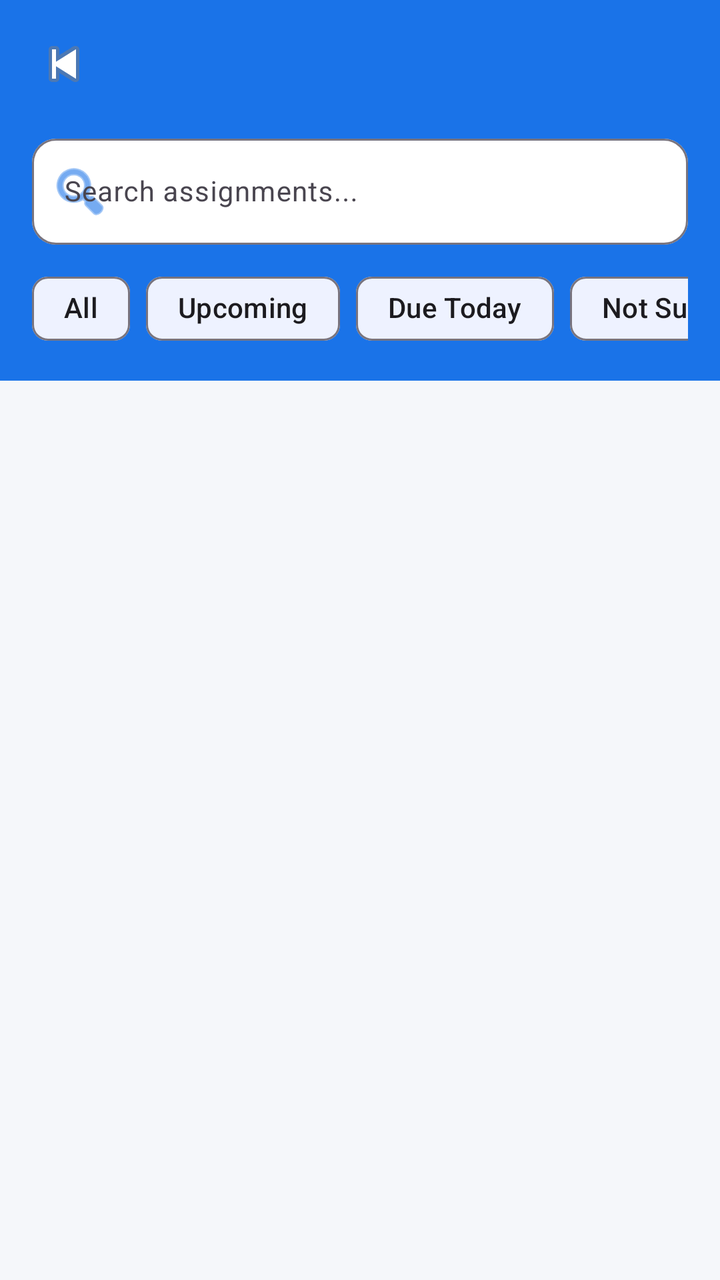
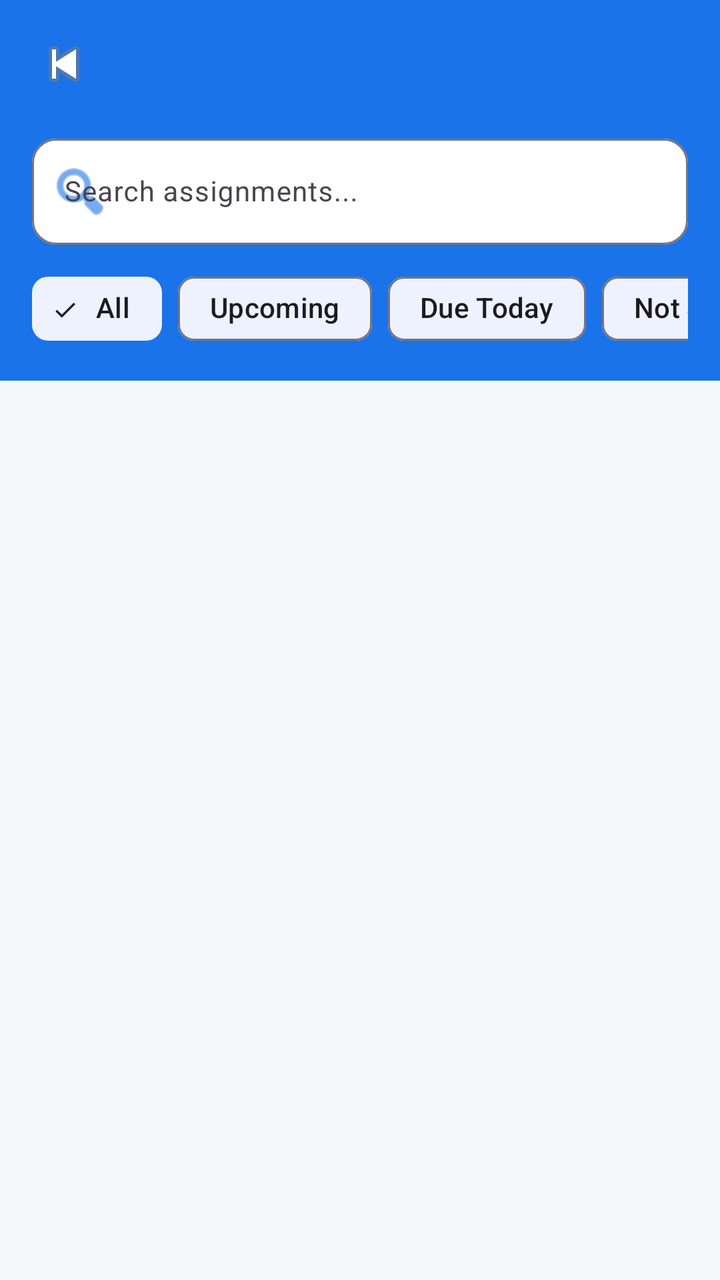

Two renders of the same Android screen: before a commit and after it. Below are the layout's source before the change and the commit's diff.
<!-- AndroidManifest.xml: application theme Theme.StudentManagement -->
<!-- res/layout/activity_assignment.xml -->
<?xml version="1.0" encoding="utf-8"?>
<androidx.coordinatorlayout.widget.CoordinatorLayout
    xmlns:android="http://schemas.android.com/apk/res/android"
    xmlns:app="http://schemas.android.com/apk/res-auto"
    android:layout_width="match_parent"
    android:layout_height="match_parent"
    android:background="@color/colorBackground">

    
    <com.google.android.material.appbar.AppBarLayout
        android:id="@+id/appBarLayout"
        android:layout_width="match_parent"
        android:layout_height="wrap_content"
        android:background="@color/colorPrimary"
        app:elevation="0dp">

        <androidx.appcompat.widget.Toolbar
            android:id="@+id/toolbar"
            android:layout_width="match_parent"
            android:layout_height="?attr/actionBarSize"
            android:paddingStart="4dp"
            app:navigationIcon="@android:drawable/ic_media_previous"
            app:titleTextColor="@color/white" />

        
        <LinearLayout
            android:layout_width="match_parent"
            android:layout_height="wrap_content"
            android:orientation="vertical"
            android:paddingStart="16dp"
            android:paddingEnd="16dp"
            android:paddingBottom="12dp">

            <com.google.android.material.textfield.TextInputLayout
                android:id="@+id/tilSearch"
                style="@style/Widget.Material3.TextInputLayout.OutlinedBox"
                android:layout_width="match_parent"
                android:layout_height="wrap_content"
                android:hint="Search assignments..."
                app:boxBackgroundColor="@color/white"
                app:boxCornerRadiusTopStart="12dp"
                app:boxCornerRadiusTopEnd="12dp"
                app:boxCornerRadiusBottomStart="12dp"
                app:boxCornerRadiusBottomEnd="12dp"
                app:startIconDrawable="@android:drawable/ic_menu_search"
                app:startIconTint="@color/colorPrimary">

                <com.google.android.material.textfield.TextInputEditText
                    android:id="@+id/etSearch"
                    android:layout_width="match_parent"
                    android:layout_height="wrap_content"
                    android:inputType="text"
                    android:imeOptions="actionSearch"
                    android:textSize="14sp" />
            </com.google.android.material.textfield.TextInputLayout>

            
            <HorizontalScrollView
                android:layout_width="match_parent"
                android:layout_height="wrap_content"
                android:layout_marginTop="8dp"
                android:scrollbars="none">

                <com.google.android.material.chip.ChipGroup
                    android:id="@+id/chipGroupFilter"
                    android:layout_width="wrap_content"
                    android:layout_height="wrap_content"
                    app:selectionRequired="true"
                    app:singleSelection="true">

                    <com.google.android.material.chip.Chip
                        android:id="@+id/chipAll"
                        style="@style/Widget.Material3.Chip.Filter"
                        android:layout_width="wrap_content"
                        android:layout_height="wrap_content"
                        android:checked="true"
                        android:text="All"
                        android:textColor="@color/colorTextPrimary" />

                    <com.google.android.material.chip.Chip
                        android:id="@+id/chipUpcoming"
                        style="@style/Widget.Material3.Chip.Filter"
                        android:layout_width="wrap_content"
                        android:layout_height="wrap_content"
                        android:text="Upcoming"
                        android:textColor="@color/colorTextPrimary" />

                    <com.google.android.material.chip.Chip
                        android:id="@+id/chipDueToday"
                        style="@style/Widget.Material3.Chip.Filter"
                        android:layout_width="wrap_content"
                        android:layout_height="wrap_content"
                        android:text="Due Today"
                        android:textColor="@color/colorTextPrimary" />

                    <com.google.android.material.chip.Chip
                        android:id="@+id/chipNotSubmitted"
                        style="@style/Widget.Material3.Chip.Filter"
                        android:layout_width="wrap_content"
                        android:layout_height="wrap_content"
                        android:text="Not Submitted"
                        android:textColor="@color/colorTextPrimary" />

                    <com.google.android.material.chip.Chip
                        android:id="@+id/chipSubmitted"
                        style="@style/Widget.Material3.Chip.Filter"
                        android:layout_width="wrap_content"
                        android:layout_height="wrap_content"
                        android:text="Submitted"
                        android:textColor="@color/colorTextPrimary" />

                    <com.google.android.material.chip.Chip
                        android:id="@+id/chipOverdue"
                        style="@style/Widget.Material3.Chip.Filter"
                        android:layout_width="wrap_content"
                        android:layout_height="wrap_content"
                        android:text="Overdue"
                        android:textColor="@color/colorTextPrimary" />
                </com.google.android.material.chip.ChipGroup>
            </HorizontalScrollView>
        </LinearLayout>
    </com.google.android.material.appbar.AppBarLayout>

    
    <androidx.constraintlayout.widget.ConstraintLayout
        android:layout_width="match_parent"
        android:layout_height="match_parent"
        app:layout_behavior="@string/appbar_scrolling_view_behavior">

        
        <ProgressBar
            android:id="@+id/progressBar"
            android:layout_width="wrap_content"
            android:layout_height="wrap_content"
            android:visibility="gone"
            app:layout_constraintBottom_toBottomOf="parent"
            app:layout_constraintEnd_toEndOf="parent"
            app:layout_constraintStart_toStartOf="parent"
            app:layout_constraintTop_toTopOf="parent" />

        
        <LinearLayout
            android:id="@+id/layoutEmpty"
            android:layout_width="wrap_content"
            android:layout_height="wrap_content"
            android:gravity="center"
            android:orientation="vertical"
            android:visibility="gone"
            app:layout_constraintBottom_toBottomOf="parent"
            app:layout_constraintEnd_toEndOf="parent"
            app:layout_constraintStart_toStartOf="parent"
            app:layout_constraintTop_toTopOf="parent">

            <TextView
                android:layout_width="wrap_content"
                android:layout_height="wrap_content"
                android:text="📝"
                android:textSize="56sp" />

            <TextView
                android:layout_width="wrap_content"
                android:layout_height="wrap_content"
                android:layout_marginTop="12dp"
                android:fontFamily="sans-serif-medium"
                android:text="No assignments found"
                android:textColor="@color/colorTextPrimary"
                android:textSize="18sp" />

            <TextView
                android:layout_width="wrap_content"
                android:layout_height="wrap_content"
                android:layout_marginTop="6dp"
                android:text="Try changing your filter or search"
                android:textColor="@color/colorTextSecondary"
                android:textSize="14sp" />
        </LinearLayout>

        
        <LinearLayout
            android:id="@+id/layoutError"
            android:layout_width="wrap_content"
            android:layout_height="wrap_content"
            android:gravity="center"
            android:orientation="vertical"
            android:visibility="gone"
            app:layout_constraintBottom_toBottomOf="parent"
            app:layout_constraintEnd_toEndOf="parent"
            app:layout_constraintStart_toStartOf="parent"
            app:layout_constraintTop_toTopOf="parent">

            <TextView
                android:layout_width="wrap_content"
                android:layout_height="wrap_content"
                android:text="⚠️"
                android:textSize="48sp" />

            <TextView
                android:id="@+id/tvErrorMessage"
                android:layout_width="wrap_content"
                android:layout_height="wrap_content"
                android:layout_marginTop="12dp"
                android:gravity="center"
                android:text="Unable to load assignments."
                android:textColor="@color/colorTextPrimary"
                android:textSize="16sp" />

            <com.google.android.material.button.MaterialButton
                android:id="@+id/btnRetry"
                style="@style/Widget.App.Button.Primary"
                android:layout_width="wrap_content"
                android:layout_height="wrap_content"
                android:layout_marginTop="16dp"
                android:text="RETRY" />
        </LinearLayout>

        
        <androidx.recyclerview.widget.RecyclerView
            android:id="@+id/rvAssignments"
            android:layout_width="0dp"
            android:layout_height="0dp"
            android:clipToPadding="false"
            android:paddingTop="8dp"
            android:paddingBottom="16dp"
            app:layout_constraintBottom_toBottomOf="parent"
            app:layout_constraintEnd_toEndOf="parent"
            app:layout_constraintStart_toStartOf="parent"
            app:layout_constraintTop_toTopOf="parent" />

    </androidx.constraintlayout.widget.ConstraintLayout>

</androidx.coordinatorlayout.widget.CoordinatorLayout>
<!-- resources referenced by this layout -->
<resources>
  <color name="colorBackground">#F5F7FA</color>
  <color name="colorPrimary">#1A73E8</color>
  <color name="colorTextPrimary">#1C1B1F</color>
  <color name="colorTextSecondary">#5F6368</color>
  <color name="white">#FFFFFF</color>
  <style name="Widget.App.Button.Primary" parent="Widget.Material3.Button">
          <item name="android:minHeight">52dp</item>
          <item name="cornerRadius">12dp</item>
          <item name="backgroundTint">@color/colorPrimary</item>
          <item name="android:textColor">@color/white</item>
          <item name="android:letterSpacing">0.05</item>
          <item name="android:textSize">15sp</item>
      </style>
  <style name="Widget.Material3.Chip.Filter" parent="Widget.Material3.Chip.Filter">
          <item name="chipBackgroundColor">@color/colorSurfaceVariant</item>
          <item name="checkedIconVisible">true</item>
          <item name="chipCornerRadius">8dp</item>
      </style>
  <style name="Theme.StudentManagement" parent="Theme.Material3.DayNight.NoActionBar">
          
          <item name="colorPrimary">@color/colorPrimary</item>
          <item name="colorPrimaryVariant">@color/colorPrimaryVariant</item>
          <item name="colorOnPrimary">@color/colorOnPrimary</item>
  
          
          <item name="android:colorBackground">@color/colorBackground</item>
          <item name="colorSurface">@color/colorSurface</item>
          <item name="colorOnSurface">@color/colorOnSurface</item>
  
          
          <item name="colorError">@color/colorError</item>
          <item name="colorOnError">@color/white</item>
  
          
          <item name="android:statusBarColor">@color/colorPrimaryDark</item>
          <item name="android:navigationBarColor">@color/colorBackground</item>
  
          
          <item name="android:fontFamily">sans-serif</item>
  
          
          <item name="elevationOverlayEnabled">true</item>
      </style>
  <color name="colorSurfaceVariant">#EEF2FF</color>
  <color name="colorPrimaryVariant">#0D47A1</color>
  <color name="colorOnPrimary">#FFFFFF</color>
  <color name="colorSurface">#FFFFFF</color>
  <color name="colorOnSurface">#1C1B1F</color>
  <color name="colorError">#D93025</color>
  <color name="colorPrimaryDark">#1557B0</color>
</resources>

<!-- the commit's change to res/layout/activity_assignment.xml (unified diff, before → after) -->
@@ -70,7 +70,7 @@
 
                     <com.google.android.material.chip.Chip
                         android:id="@+id/chipAll"
-                        style="@style/Widget.Material3.Chip.Filter"
+                        style="@style/Widget.App.Chip.Filter"
                         android:layout_width="wrap_content"
                         android:layout_height="wrap_content"
                         android:checked="true"
@@ -79,7 +79,7 @@
 
                     <com.google.android.material.chip.Chip
                         android:id="@+id/chipUpcoming"
-                        style="@style/Widget.Material3.Chip.Filter"
+                        style="@style/Widget.App.Chip.Filter"
                         android:layout_width="wrap_content"
                         android:layout_height="wrap_content"
                         android:text="Upcoming"
@@ -87,7 +87,7 @@
 
                     <com.google.android.material.chip.Chip
                         android:id="@+id/chipDueToday"
-                        style="@style/Widget.Material3.Chip.Filter"
+                        style="@style/Widget.App.Chip.Filter"
                         android:layout_width="wrap_content"
                         android:layout_height="wrap_content"
                         android:text="Due Today"
@@ -95,7 +95,7 @@
 
                     <com.google.android.material.chip.Chip
                         android:id="@+id/chipNotSubmitted"
-                        style="@style/Widget.Material3.Chip.Filter"
+                        style="@style/Widget.App.Chip.Filter"
                         android:layout_width="wrap_content"
                         android:layout_height="wrap_content"
                         android:text="Not Submitted"
@@ -103,7 +103,7 @@
 
                     <com.google.android.material.chip.Chip
                         android:id="@+id/chipSubmitted"
-                        style="@style/Widget.Material3.Chip.Filter"
+                        style="@style/Widget.App.Chip.Filter"
                         android:layout_width="wrap_content"
                         android:layout_height="wrap_content"
                         android:text="Submitted"
@@ -111,7 +111,7 @@
 
                     <com.google.android.material.chip.Chip
                         android:id="@+id/chipOverdue"
-                        style="@style/Widget.Material3.Chip.Filter"
+                        style="@style/Widget.App.Chip.Filter"
                         android:layout_width="wrap_content"
                         android:layout_height="wrap_content"
                         android:text="Overdue"
<!-- resource entries referenced after the edit -->
@@ -13,7 +13,7 @@
           <item name="android:letterSpacing">0.05</item>
           <item name="android:textSize">15sp</item>
       </style>
-  <style name="Widget.Material3.Chip.Filter" parent="Widget.Material3.Chip.Filter">
+  <style name="Widget.App.Chip.Filter" parent="Widget.Material3.Chip.Filter">
           <item name="chipBackgroundColor">@color/colorSurfaceVariant</item>
           <item name="checkedIconVisible">true</item>
           <item name="chipCornerRadius">8dp</item>
